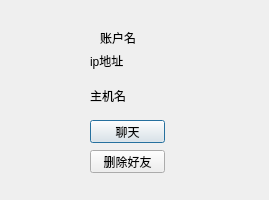
Qt form friendoperator.ui (shuixn/Pathway) before a commit.
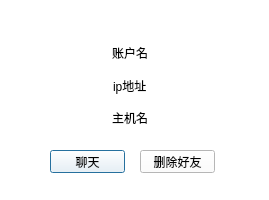
The same form after that commit.

```diff
--- a/friendoperator.ui
+++ b/friendoperator.ui
@@ -13,50 +13,14 @@
   <property name="windowTitle">
    <string>Dialog</string>
   </property>
-  <widget class="QLabel" name="usernameLabel">
-   <property name="geometry">
-    <rect>
-     <x>100</x>
-     <y>30</y>
-     <width>91</width>
-     <height>16</height>
-    </rect>
-   </property>
-   <property name="text">
-    <string>账户名</string>
-   </property>
-  </widget>
-  <widget class="QLabel" name="ipLabel">
-   <property name="geometry">
-    <rect>
-     <x>90</x>
-     <y>50</y>
-     <width>91</width>
-     <height>21</height>
-    </rect>
-   </property>
-   <property name="text">
-    <string>ip地址</string>
-   </property>
-  </widget>
-  <widget class="QLabel" name="localhostnameLabel">
-   <property name="geometry">
-    <rect>
-     <x>90</x>
-     <y>90</y>
-     <width>54</width>
-     <height>12</height>
-    </rect>
-   </property>
-   <property name="text">
-    <string>主机名</string>
-   </property>
-  </widget>
+  <property name="styleSheet">
+   <string notr="true">background-color: rgb(255, 255, 255);</string>
+  </property>
   <widget class="QPushButton" name="chatPushButton">
    <property name="geometry">
     <rect>
-     <x>90</x>
-     <y>120</y>
+     <x>50</x>
+     <y>150</y>
      <width>75</width>
      <height>23</height>
     </rect>
@@ -68,7 +32,7 @@
   <widget class="QPushButton" name="removePushButton">
    <property name="geometry">
     <rect>
-     <x>90</x>
+     <x>140</x>
      <y>150</y>
      <width>75</width>
      <height>23</height>
@@ -78,6 +42,45 @@
     <string>删除好友</string>
    </property>
   </widget>
+  <widget class="QWidget" name="">
+   <property name="geometry">
+    <rect>
+     <x>60</x>
+     <y>40</y>
+     <width>141</width>
+     <height>91</height>
+    </rect>
+   </property>
+   <layout class="QVBoxLayout" name="verticalLayout">
+    <item alignment="Qt::AlignHCenter">
+     <widget class="QLabel" name="usernameLabel">
+      <property name="maximumSize">
+       <size>
+        <width>36</width>
+        <height>26</height>
+       </size>
+      </property>
+      <property name="text">
+       <string>账户名</string>
+      </property>
+     </widget>
+    </item>
+    <item alignment="Qt::AlignHCenter">
+     <widget class="QLabel" name="ipLabel">
+      <property name="text">
+       <string>ip地址</string>
+      </property>
+     </widget>
+    </item>
+    <item alignment="Qt::AlignHCenter|Qt::AlignVCenter">
+     <widget class="QLabel" name="localhostnameLabel">
+      <property name="text">
+       <string>主机名</string>
+      </property>
+     </widget>
+    </item>
+   </layout>
+  </widget>
  </widget>
  <resources/>
  <connections/>
```
